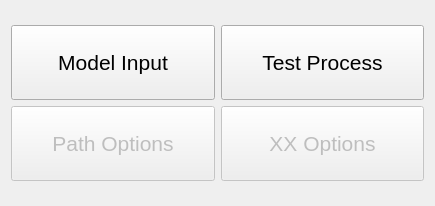
Above: framefab_gui/src/uis/params_submenu.ui from yijiangh/choreo before the change. Below: the same form after it.
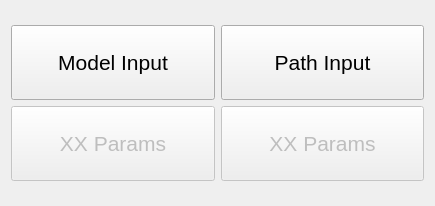
That is the form after the change.

Commit message: gui wip - input state wip

The edit to the form file:
```diff
--- a/framefab_gui/src/uis/params_submenu.ui
+++ b/framefab_gui/src/uis/params_submenu.ui
@@ -33,7 +33,7 @@
         </font>
        </property>
        <property name="text">
-        <string>XX Options</string>
+        <string>XX Params</string>
        </property>
       </widget>
      </item>
@@ -54,7 +54,7 @@
         </font>
        </property>
        <property name="text">
-        <string>Path Options</string>
+        <string>XX Params</string>
        </property>
       </widget>
      </item>
@@ -72,7 +72,7 @@
         </font>
        </property>
        <property name="text">
-        <string>Test Process</string>
+        <string>Path Input</string>
        </property>
       </widget>
      </item>
```
Left out of the diff: 2 changed lines with no effect on the pictures. The commit also changes 24 other files.
